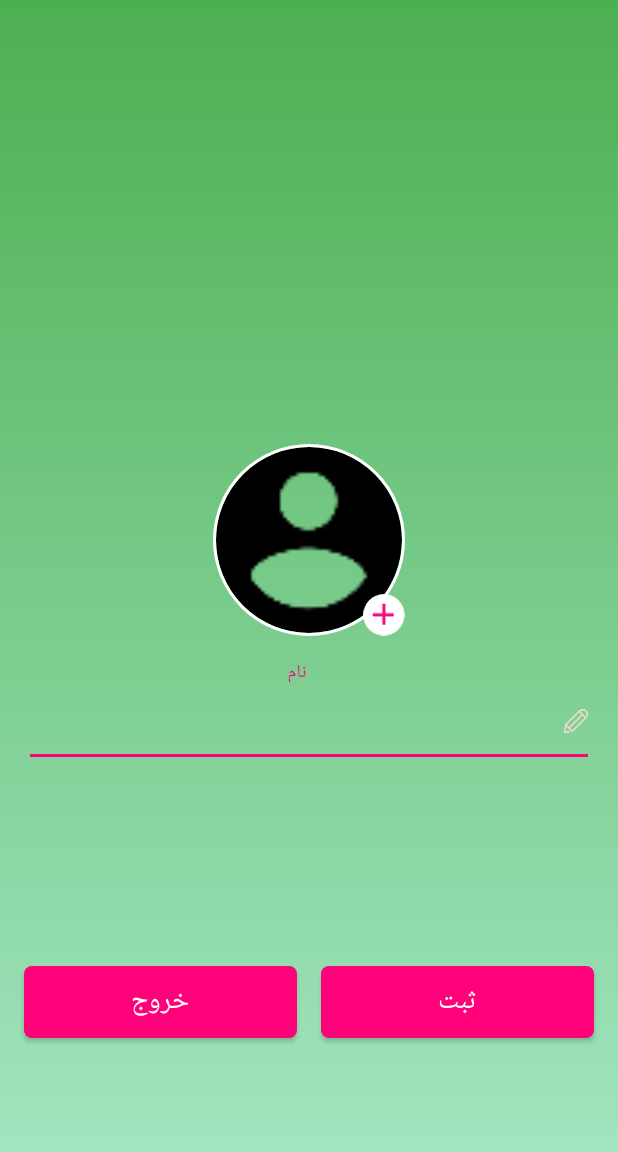
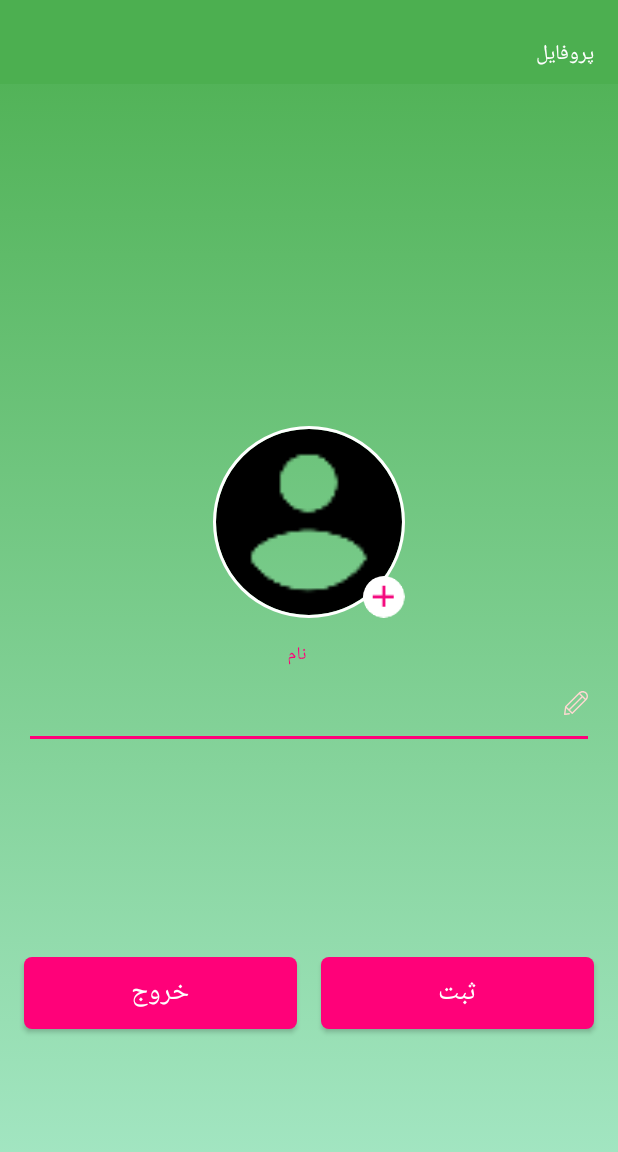
Before and after one commit to husseinrasti/MVVM-BmiCalculator, an Android app: the UserProfileActivity screen opened directly, with no data from a screen before it, on a phone screen of 412 x 824 dp. Shown: the top 1152 px of the screen. Run offline under Robolectric (Android 15) with nearby library versions, the phone set to English and light mode, and no system bars; our stand-ins replace ButterKnife, Room's generated code; libraries missing offline, so code that uses them is left out: com.mikhaellopez.circularimageview; plain views replace CircularImageView; Roboto replaces fonts that are not available here; 1 statement that could not run was skipped.

Commit message:
custom toolbar for about & profile activity

```diff
--- a/app/src/main/java/ir/radicalcode/app/bmi/view/activity/UserProfileActivity.java
+++ b/app/src/main/java/ir/radicalcode/app/bmi/view/activity/UserProfileActivity.java
@@ -24,6 +24,7 @@ import androidx.annotation.Nullable;
 import androidx.appcompat.app.AlertDialog;
 import androidx.appcompat.app.AppCompatActivity;
 import androidx.appcompat.widget.AppCompatEditText;
+import androidx.constraintlayout.widget.ConstraintLayout;
 import androidx.core.app.ActivityCompat;
 import androidx.lifecycle.ViewModelProviders;
 import butterknife.BindView;
@@ -42,6 +43,10 @@ public class UserProfileActivity extends AppCompatActivity {
     private static final int REQUEST_IMAGE = 2002;
     private static final int REQUEST_PERMISSIONS = 2001;
 
+    @BindView(R.id.toolbar)
+    ConstraintLayout toolbar;
+    @BindView(R.id.txtTitleToolbar)
+    TextView title;
     @BindView(R.id.edtNameUser)
     AppCompatEditText edtNameUser;
     @BindView(R.id.imgUserProfile)
@@ -64,6 +69,9 @@ public class UserProfileActivity extends AppCompatActivity {
         super.onCreate( savedInstanceState );
         setContentView( R.layout.activity_user_profile );
         unbinder = ButterKnife.bind( this );
+
+        title.setText( getString( R.string.str_profile ) );
+        Font.getInstance( this ).yekan( title );
 
         FactoryViewModel bmiFactoryViewModel = Injection.provideUserViewModelFactory( this );
         userViewModel = ViewModelProviders.of( this , bmiFactoryViewModel ).get( UserViewModel.class );
--- a/app/src/main/res/layout/activity_user_profile.xml
+++ b/app/src/main/res/layout/activity_user_profile.xml
@@ -1,7 +1,6 @@
 <?xml version="1.0" encoding="utf-8"?>
 <androidx.constraintlayout.widget.ConstraintLayout
     android:id="@+id/three_fragment"
-    style="@style/TopPaddingStyle"
     xmlns:android="http://schemas.android.com/apk/res/android"
     xmlns:app="http://schemas.android.com/apk/res-auto"
     xmlns:tools="http://schemas.android.com/tools"
@@ -10,6 +9,10 @@
     android:background="@drawable/back_selector"
     android:orientation="vertical"
     tools:context=".view.activity.UserProfileActivity">
+
+    <include
+        android:id="@+id/toolbar"
+        layout="@layout/toolbar"/>
 
     <RelativeLayout
         android:id="@+id/containerImageProfile"
--- a/app/src/main/res/layout/toolbar.xml
+++ b/app/src/main/res/layout/toolbar.xml
@@ -1,20 +1,20 @@
 <?xml version="1.0" encoding="utf-8"?>
-<androidx.appcompat.widget.Toolbar
+<androidx.constraintlayout.widget.ConstraintLayout
     xmlns:android="http://schemas.android.com/apk/res/android"
+    xmlns:app="http://schemas.android.com/apk/res-auto"
     android:layout_width="match_parent"
     android:layout_height="wrap_content"
-    android:gravity="end"
-    android:orientation="vertical"
+    android:background="@color/colorPrimary"
     android:paddingTop="@dimen/app_bar_top_padding">
 
     <TextView
-        android:id="@+id/title"
+        android:id="@+id/txtTitleToolbar"
         android:layout_width="wrap_content"
         android:layout_height="wrap_content"
-        android:layout_gravity="end"
+        android:layout_marginBottom="8dp"
         android:layout_marginEnd="16dp"
-        android:fontFamily="cursive"
-        android:text="@string/app_name_fa_title"
-        android:textColor="#ffffff"/>
+        android:textColor="@color/white"
+        app:layout_constraintBottom_toBottomOf="parent"
+        app:layout_constraintEnd_toEndOf="parent"/>
 
-</androidx.appcompat.widget.Toolbar>
+</androidx.constraintlayout.widget.ConstraintLayout>
--- a/app/src/main/res/values/strings.xml
+++ b/app/src/main/res/values/strings.xml
@@ -95,6 +95,7 @@
     <string name="lbl_set_profile_photo">انتخاب تصویر از</string>
     <string name="lbl_take_camera_picture">دوربین</string>
     <string name="lbl_choose_from_gallery">گالری</string>
+    <string name="str_profile">پروفایل</string>
 
     <string name="str_menu_article">آموزش</string>
     <string name="str_menu_settings">تنظیمات</string>
```
Also changed, not shown: app/src/main/java/ir/radicalcode/app/bmi/view/activity/AboutActivity.java (+9 -0 lines), app/src/main/res/layout/activity_about.xml (+5 -2 lines).
